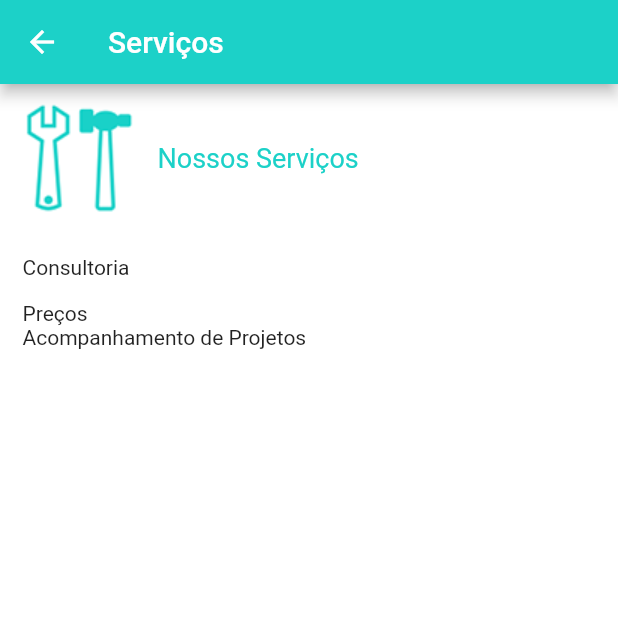
After one commit to Bruno-Rizzo/atmConsultoria, a Flutter app: the TelaServico screen opened directly, on a phone screen of 412 x 824 dp, the top half of it. The commit adds this screen. Run offline on Flutter 3.47's test engine with Material 2 defaults, Android fonts, the phone set to English and light mode, and no system bars.

Commit message:
finalizando o projeto

```diff
--- /dev/null
+++ b/lib/pages/telaServico.dart
@@ -0,0 +1,67 @@
+import 'package:flutter/material.dart';
+
+class TelaServico extends StatefulWidget {
+  @override
+  _TelaServicoState createState() => _TelaServicoState();
+}
+
+class _TelaServicoState extends State<TelaServico> {
+  @override
+  Widget build(BuildContext context) {
+    return Scaffold(
+      appBar: AppBar(
+        backgroundColor: Color(0XFF1CD1C8),
+        title: Text('Serviços'),
+      ),
+      body:Container(
+        color: Colors.white,
+        child: Column(
+          children: <Widget>[
+            Row(
+              children: <Widget>[
+                Padding(
+                  padding: EdgeInsets.all(10),
+                  child:Image.asset('assets/detalhe_servico.png'),
+                ),
+                Text(
+                  'Nossos Serviços',
+                  style: TextStyle(
+                    color: Color(0XFF1CD1C8),
+                    fontSize: 18,
+                  ),
+                  ),
+              ],
+            ),
+            Padding(
+              padding: EdgeInsets.all(15),
+              child: Row(
+                mainAxisAlignment: MainAxisAlignment.start,
+                children: <Widget>[
+                  Text('Consultoria'),
+                ],
+              ),
+              ),
+            Padding(
+              padding: EdgeInsets.only(left:15),
+              child: Row(
+                mainAxisAlignment: MainAxisAlignment.start,
+                children: <Widget>[
+                  Text('Preços'),
+                ],
+              ),
+              ),
+            Padding(
+              padding: EdgeInsets.only(left:15),
+              child: Row(
+                mainAxisAlignment: MainAxisAlignment.start,
+                children: <Widget>[
+                  Text('Acompanhamento de Projetos'),
+                ],
+              ),
+              ),
+           ],
+        ),
+      ),
+    );
+  }
+}
```
Also changed, not shown: lib/pages/home.dart (+52 -12 lines), lib/pages/telaCliente.dart (added, +75 -0 lines), lib/pages/telaContato.dart (added, +67 -0 lines), lib/pages/telaEmpresa.dart (added, +45 -0 lines).
